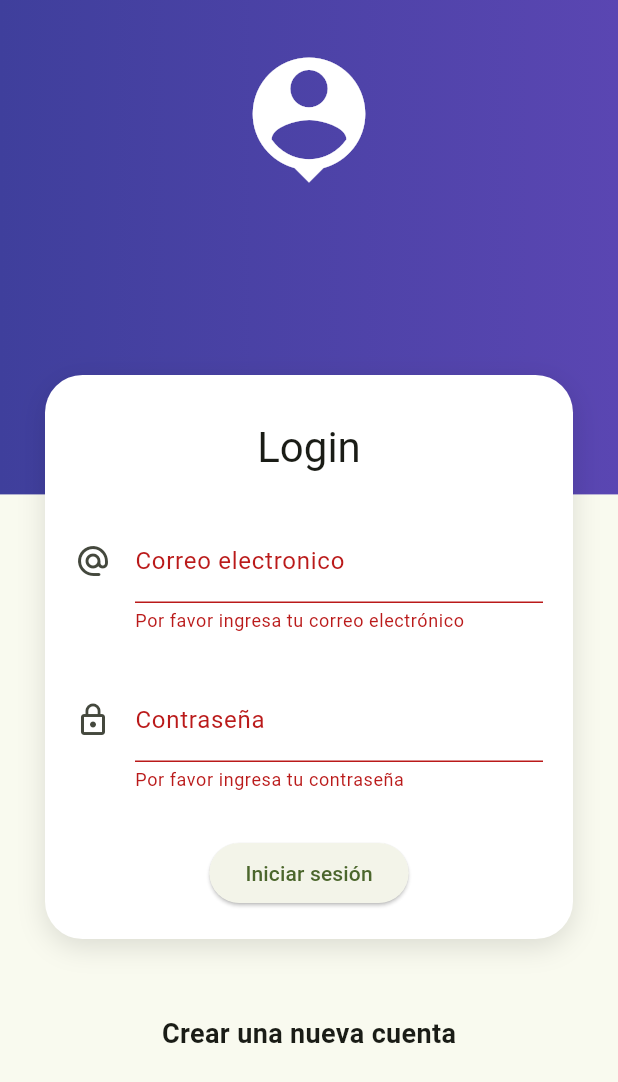
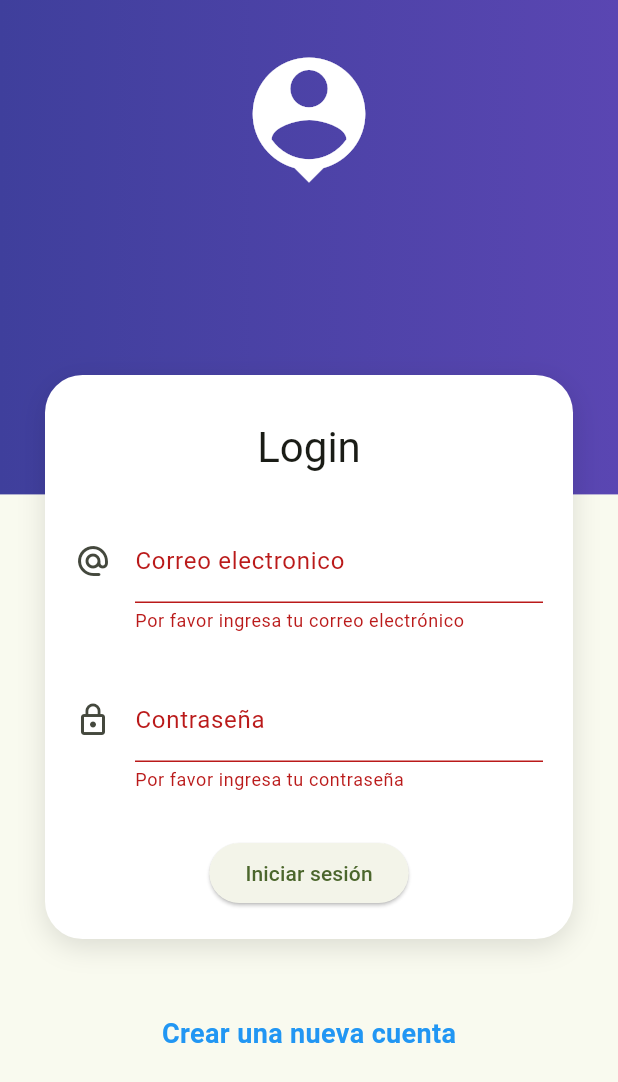
Before and after one commit to Yathil/cafeteria, a Flutter app: the screen it shows after launch, after a tap on "Iniciar sesión", on a phone screen of 412 x 824 dp. Shown: the top 1082 px of the screen. Run offline on Flutter 3.47's test engine with Material 3 defaults, Android fonts, the phone set to English and light mode, and no system bars; our stand-ins replace shared_preferences, sqflite; missing offline and left inert: mysql1; accounts and stored records are empty.

```diff
--- a/frontend/lib/main.dart
+++ b/frontend/lib/main.dart
@@ -1,9 +1,21 @@
 import 'package:flutter/material.dart';
-
 import 'pages/login/login_widget.dart';
+import 'services/db_conection.dart'; // Asegúrate de importar tu servicio de conexión a la base de datos
 
 Future<void> main() async {
   WidgetsFlutterBinding.ensureInitialized();
+
+  // Crea una nueva instancia de tu servicio de conexión a la base de datos
+  var dbConnection = await DBConnection.connect();
+  // Prueba la conexión a la base de datos
+  var query = 'SELECT * FROM usuarios LIMIT 1';
+  var results = await dbConnection.executeQuery(query, []);
+  if (results.isNotEmpty) {
+    print('Conexión a la base de datos exitosa. Primer usuario: ${results.first}');
+  } else {
+    print('Conexión a la base de datos exitosa, pero no hay usuarios.');
+  }
+
   runApp(const MyApp());
 }
 
--- a/frontend/lib/models/admin_model.dart
+++ b/frontend/lib/models/admin_model.dart
@@ -2,18 +2,11 @@ import 'user_model.dart';
 
 class AdminModel extends UsuarioModel {
   AdminModel({
-    required int id,
-    required String nombre,
-    required String email,
-    required String passwordHash,
-    required String passwordSalt,
-  }) : super(
-          id: id,
-          nombre: nombre,
-          email: email,
-          passwordHash: passwordHash,
-          passwordSalt: passwordSalt,
-        );
+    required super.id,
+    required super.nombre,
+    required super.email,
+    required super.passwordHash,
+  });
 
 // Método para convertir un json a AdminModel
   factory AdminModel.fromJson(Map<String, dynamic> json) {
@@ -22,7 +15,6 @@ class AdminModel extends UsuarioModel {
       nombre: json['nombre'],
       email: json['email'],
       passwordHash: json['passwordHash'],
-      passwordSalt: json['passwordSalt'],
     );
   }
 
@@ -34,7 +26,6 @@ class AdminModel extends UsuarioModel {
       'nombre': nombre,
       'email': email,
       'passwordHash': passwordHash,
-      'passwordSalt': passwordSalt,
     };
   }
 
@@ -45,6 +36,5 @@ class AdminModel extends UsuarioModel {
           nombre: '',
           email: '',
           passwordHash: '',
-          passwordSalt: '',
         );
 }
--- a/frontend/lib/models/perfil_usuario_model.dart
+++ b/frontend/lib/models/perfil_usuario_model.dart
@@ -5,20 +5,13 @@ class PerfilUsuarioModel extends UsuarioModel {
   final int edad;
 
   PerfilUsuarioModel({
-    required int id,
-    required String nombre,
-    required String passwordHash,
-    required String passwordSalt,
+    required super.id,
+    required super.nombre,
+    required super.passwordHash,
     required this.saldo,
-    required String email,
+    required super.email,
     required this.edad,
-  }) : super(
-          id: id,
-          nombre: nombre,
-          email: email,
-          passwordHash: passwordHash,
-          passwordSalt: passwordSalt,
-        );
+  });
 
   // Método para convertir un Map a PerfilUsuarioModel
   factory PerfilUsuarioModel.fromMap(Map<String, dynamic> map) {
@@ -26,7 +19,6 @@ class PerfilUsuarioModel extends UsuarioModel {
       id: map['id'] ?? 0,
       nombre: map['name'] ?? '',
       passwordHash: map['password'] ?? '',
-      passwordSalt: map['password_salt'] ?? '',
       saldo: map['saldo'] ?? 0,
       email: map['email'] ?? '',
       edad: map['edad'] ?? 0,
@@ -39,7 +31,6 @@ class PerfilUsuarioModel extends UsuarioModel {
       'id': id,
       'nombre': nombre,
       'password': passwordHash,
-      'password_salt': passwordSalt,
       'saldo': saldo,
       'email': email,
       'edad': edad,
@@ -55,6 +46,5 @@ class PerfilUsuarioModel extends UsuarioModel {
           nombre: '',
           email: '',
           passwordHash: '',
-          passwordSalt: '',
         );
 }
--- a/frontend/lib/models/user_model.dart
+++ b/frontend/lib/models/user_model.dart
@@ -3,14 +3,12 @@ abstract class UsuarioModel {
   final String nombre;
   final String email;
   final String passwordHash;
-  final String passwordSalt;
 
   UsuarioModel({
     required this.id,
     required this.nombre,
     required this.email,
     required this.passwordHash,
-    required this.passwordSalt,
   });
 
   //defaultvalues
@@ -18,6 +16,5 @@ abstract class UsuarioModel {
       : id = 0,
         nombre = '',
         email = '',
-        passwordHash = '',
-        passwordSalt = '';
+        passwordHash = '';
 }
--- a/frontend/lib/pages/admin/admin_widget.dart
+++ b/frontend/lib/pages/admin/admin_widget.dart
@@ -11,7 +11,7 @@ import 'crear_usuario_widget.dart';
 class AdminWidget extends StatefulWidget {
   final AdminModel admin;
 
-  AdminWidget({Key? key, required this.admin}) : super(key: key);
+  const AdminWidget({super.key, required this.admin});
 
   @override
   _AdminWidgetState createState() => _AdminWidgetState();
@@ -79,7 +79,7 @@ class _AdminWidgetState extends State<AdminWidget> {
                           onPressed: () {
                             Navigator.push(
                               context,
-                              MaterialPageRoute(builder: (context) => ProductoWidget()),
+                              MaterialPageRoute(builder: (context) => const ProductoWidget()),
                             );
                           },
                         ),
@@ -89,7 +89,7 @@ class _AdminWidgetState extends State<AdminWidget> {
                           onPressed: () {
                             Navigator.push(
                               context,
-                              MaterialPageRoute(builder: (context) => RecargaSaldoWidget()),
+                              MaterialPageRoute(builder: (context) => const RecargaSaldoWidget()),
                             );
                           },
                         ),
--- a/frontend/lib/pages/editar_perfil/editar_perfil_widget.dart
+++ b/frontend/lib/pages/editar_perfil/editar_perfil_widget.dart
@@ -1,8 +1,7 @@
 import 'package:flutter/material.dart';
-import 'package:flutter/foundation.dart';
 
 class EditarPerfilWidget extends StatefulWidget {
-  const EditarPerfilWidget({Key? key}) : super(key: key);
+  const EditarPerfilWidget({super.key});
 
   @override
   State<StatefulWidget> createState() {
--- a/frontend/lib/pages/historial_compras/historial_compras_widget.dart
+++ b/frontend/lib/pages/historial_compras/historial_compras_widget.dart
@@ -1,6 +1,8 @@
 import 'package:flutter/material.dart';
 
 class HistorialComprasWidget extends StatelessWidget {
+  const HistorialComprasWidget({super.key});
+
   @override
   Widget build(BuildContext context) {
     return Container(
--- a/frontend/lib/pages/historial_recargas_widget/historial_recargas_widget.dart
+++ b/frontend/lib/pages/historial_recargas_widget/historial_recargas_widget.dart
@@ -2,12 +2,11 @@ import 'package:flutter/material.dart';
 import 'package:sqflite/sqflite.dart';
 import 'package:path/path.dart';
 import 'package:shared_preferences/shared_preferences.dart';
-import '../../services/database_helper.dart';
 
 import 'historial_recargas_model.dart';
 
 class HistorialRecargasWidget extends StatefulWidget {
-  const HistorialRecargasWidget({Key? key}) : super(key: key);
+  const HistorialRecargasWidget({super.key});
 
   @override
   _HistorialRecargasWidgetState createState() => _HistorialRecargasWidgetState();
--- a/frontend/lib/pages/login/login_widget.dart
+++ b/frontend/lib/pages/login/login_widget.dart
@@ -1,11 +1,11 @@
 //database
 import 'package:cafeteria/models/perfil_usuario_model.dart';
 import 'package:cafeteria/pages/admin/admin_widget.dart';
+import 'package:cafeteria/pages/admin/crear_usuario_widget.dart';
 
 import '../../crud_db/auth_db.dart';
 import '../../services/db_conection.dart';
 //models
-import '../../models/user_model.dart';
 import '../../models/admin_model.dart';
 //pages
 import '../perfil_usuario/perfil_usuario_widget.dart';
@@ -13,7 +13,7 @@ import '../perfil_usuario/perfil_usuario_widget.dart';
 import 'package:flutter/material.dart';
 
 class LoginWidget extends StatefulWidget {
-  const LoginWidget({Key? key}) : super(key: key);
+  const LoginWidget({super.key});
 
   @override
   _LoginWidgetState createState() => _LoginWidgetState();
@@ -65,7 +65,7 @@ class _LoginWidgetState extends State<LoginWidget> {
             child: Column(
               children: [
                 const SizedBox(height: 10),
-                Text('Login', style: Theme.of(context).textTheme.headline4),
+                Text('Login', style: Theme.of(context).textTheme.headlineMedium),
                 const SizedBox(height: 30),
                 Form(
                   key: _formKey,
@@ -76,10 +76,10 @@ class _LoginWidgetState extends State<LoginWidget> {
                         controller: _emailController,
                         keyboardType: TextInputType.emailAddress,
                         autocorrect: false,
-                        decoration: InputDecoration(
-                          hintText: 'ejemplo@hotmail.com',
+                        decoration: const InputDecoration(
+                          hintText: 'ejemplo@ieseduardoprimo.es',
                           labelText: 'Correo electronico',
-                          icon: const Icon(Icons.alternate_email_rounded),
+                          icon: Icon(Icons.alternate_email_rounded),
                         ),
                         validator: (value) {
                           if (value == null || value.isEmpty) {
@@ -93,10 +93,10 @@ class _LoginWidgetState extends State<LoginWidget> {
                         controller: _passwordController,
                         autocorrect: false,
                         obscureText: true,
-                        decoration: InputDecoration(
+                        decoration: const InputDecoration(
                           hintText: '******',
                           labelText: 'Contraseña',
-                          icon: const Icon(Icons.lock_outline),
+                          icon: Icon(Icons.lock_outline),
                         ),
                         validator: (value) {
                           if (value == null || value.isEmpty) {
@@ -111,7 +111,8 @@ class _LoginWidgetState extends State<LoginWidget> {
                           if (_formKey.currentState!.validate()) {
                             var username = _emailController.text;
                             var password = _passwordController.text;
-                            var db = AuthDB(DBConnection());
+                            var dbConnection = await DBConnection.connect();
+                            var db = AuthDB(dbConnection); // Asegúrate de conectar antes de autenticar
                             try {
                               var user = await db.authenticateAndGetUser(username, password);
                               if (user is AdminModel) {
@@ -130,7 +131,7 @@ class _LoginWidgetState extends State<LoginWidget> {
                             } catch (e) {
                               // Muestra un mensaje de error
                               ScaffoldMessenger.of(context).showSnackBar(
-                                SnackBar(content: Text('Nombre de usuario o contraseña incorrectos')),
+                                const SnackBar(content: Text('email de usuario o contraseña incorrectos')),
                               );
                             }
                           }
@@ -144,9 +145,15 @@ class _LoginWidgetState extends State<LoginWidget> {
             ),
           ),
           const SizedBox(height: 50),
-          const Text(
-            'Crear una nueva cuenta',
-            style: TextStyle(fontSize: 18, fontWeight: FontWeight.bold),
+          GestureDetector(
+            onTap: () {
+              // Aquí puedes manejar el evento de toque, por ejemplo, navegando a la pantalla de creación de cuenta
+              Navigator.push(context, MaterialPageRoute(builder: (context) => CrearUsuarioWidget()));
+            },
+            child: const Text(
+              'Crear una nueva cuenta',
+              style: TextStyle(fontSize: 18, fontWeight: FontWeight.bold, color: Colors.blue),
+            ),
           )
         ],
       ),
@@ -181,11 +188,11 @@ class _LoginWidgetState extends State<LoginWidget> {
       height: size.height * 0.4,
       child: Stack(
         children: [
-          Positioned(child: burbuja(), top: 90, left: 30),
-          Positioned(child: burbuja(), top: -40, left: -30),
-          Positioned(child: burbuja(), top: -50, right: -20),
-          Positioned(child: burbuja(), bottom: -50, left: 10),
-          Positioned(child: burbuja(), bottom: 120, right: 20),
+          Positioned(top: 90, left: 30, child: burbuja()),
+          Positioned(top: -40, left: -30, child: burbuja()),
+          Positioned(top: -50, right: -20, child: burbuja()),
+          Positioned(bottom: -50, left: 10, child: burbuja()),
+          Positioned(bottom: 120, right: 20, child: burbuja()),
         ],
       ),
     );
--- a/frontend/lib/pages/menu_cafeteria/menu_cafeteria_widget.dart
+++ b/frontend/lib/pages/menu_cafeteria/menu_cafeteria_widget.dart
@@ -1,7 +1,7 @@
 import 'package:flutter/material.dart';
 
 class MenuCafeteriaWidget extends StatefulWidget {
-  MenuCafeteriaWidget({Key? key}) : super(key: key);
+  const MenuCafeteriaWidget({super.key});
 
   @override
   State<StatefulWidget> createState() {
--- a/frontend/lib/pages/productos/producto_widget.dart
+++ b/frontend/lib/pages/productos/producto_widget.dart
@@ -1,6 +1,8 @@
 import 'package:flutter/material.dart';
 
 class ProductoWidget extends StatefulWidget {
+  const ProductoWidget({super.key});
+
   @override
   _ProductoWidget createState() => _ProductoWidget();
 }
@@ -15,7 +17,7 @@ class _ProductoWidget extends State<ProductoWidget> {
   Widget build(BuildContext context) {
     return Scaffold(
       appBar: AppBar(
-        title: Text('Administrar Producto'),
+        title: const Text('Administrar Producto'),
       ),
       body: Form(
         key: _formKey,
--- a/frontend/lib/pages/recarga_saldo_model/recarga_saldo_widget.dart
+++ b/frontend/lib/pages/recarga_saldo_model/recarga_saldo_widget.dart
@@ -1,8 +1,7 @@
-import 'package:flutter/foundation.dart';
 import 'package:flutter/material.dart';
 
 class RecargaSaldoWidget extends StatelessWidget {
-  const RecargaSaldoWidget({Key? key}) : super(key: key);
+  const RecargaSaldoWidget({super.key});
 
   @override
   Widget build(BuildContext context) {
--- a/frontend/lib/services/db_conection.dart
+++ b/frontend/lib/services/db_conection.dart
@@ -1,30 +1,55 @@
+import 'dart:io';
+
 import 'package:mysql1/mysql1.dart';
 
 class DBConnection {
   late MySqlConnection _connection;
 
-  Future<void> connect() async {
-    _connection = await MySqlConnection.connect(ConnectionSettings(
-      host: '127.0.0.1',
+  //constructor
+  DBConnection._();
+
+  static Future<DBConnection> connect() async {
+    var dbConnection = DBConnection._();
+    dbConnection._connection = await MySqlConnection.connect(ConnectionSettings(
+      host: '10.0.2.2',
       port: 3306,
       user: 'root',
-      password: '',
       db: 'flutter',
     ));
+    print('Connection established');
+    return dbConnection;
   }
 
   Future<List<Map<String, dynamic>>> executeQuery(String query, [List<dynamic>? values]) async {
-    var results;
-    if (values == null) {
-      results = await _connection.query(query);
-    } else {
-      results = await _connection.query(query, values);
+    Results results;
+    try {
+      if (values == null) {
+        results = await _connection.query(query);
+      } else {
+        results = await _connection.query(query, values);
+      }
+    } catch (e) {
+      if (e is SocketException) {
+        await connect();
+        return executeQuery(query, values);
+      } else {
+        rethrow;
+      }
     }
     return results.map((r) => r.fields).toList();
   }
 
   Future<void> executeNonQuery(String query, List<dynamic> values) async {
-    await _connection.query(query, values);
+    try {
+      await _connection.query(query, values);
+    } catch (e) {
+      if (e is SocketException) {
+        await connect();
+        return executeNonQuery(query, values);
+      } else {
+        rethrow;
+      }
+    }
   }
 
   Future<void> close() async {
--- a/frontend/pubspec.yaml
+++ b/frontend/pubspec.yaml
@@ -41,6 +41,8 @@ dependencies:
   mysql_client: ^0.0.27
   mysql1: ^0.20.0
 
+  path: any
+  crypto: ^3.0.3
 dev_dependencies:
   flutter_test:
     sdk: flutter
@@ -63,8 +65,8 @@ flutter:
   uses-material-design: true
 
   # To add assets to your application, add an assets section, like this:
-  assets:
-    - assets/db/Cafeteria.db
+  #assets:
+  # - assets/db/Cafeteria.db
   #   - images/a_dot_ham.jpeg
 
   # An image asset can refer to one or more resolution-specific "variants", see
```
Also changed, not shown: frontend/lib/crud_db/admin_db.dart (+13 -3 lines), frontend/lib/crud_db/auth_db.dart (+15 -9 lines), frontend/lib/pages/admin/crear_usuario_widget.dart (+104 -4 lines), frontend/lib/pages/perfil_usuario/perfil_usuario_widget.dart (+6 -6 lines), frontend/lib/pages/recarga_saldo_model/recarga_saldo_model.dart (+4 -4 lines), frontend/pubspec.lock, 3 other files.
